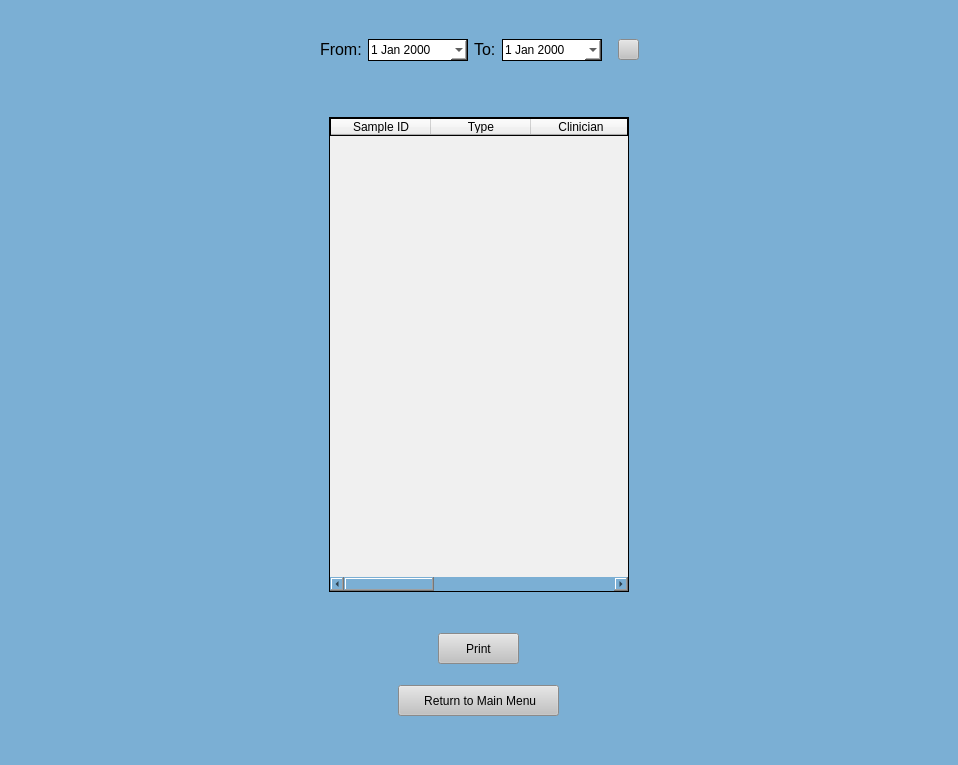
Above: UI Screens/COMBdb_QA_Report_Screen.ui from Kasmanian/COMBDb-oldgen before the change. Below: the same form after it.
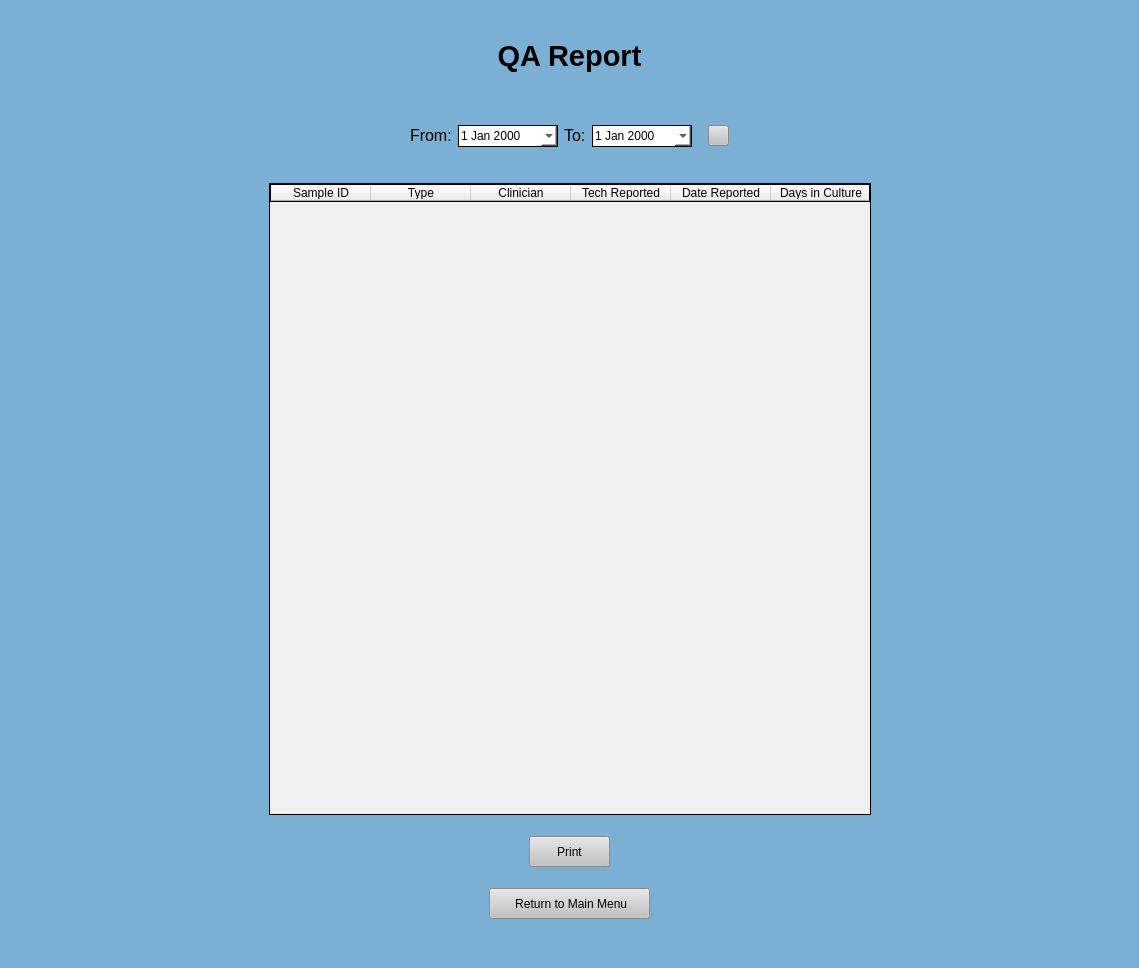
That is the form after the change.

Commit message: QA Report, Rejection Log Edits, Prefix Graph Edits

The edit to the form file:
```diff
--- a/UI Screens/COMBdb_QA_Report_Screen.ui
+++ b/UI Screens/COMBdb_QA_Report_Screen.ui
@@ -6,8 +6,8 @@
    <rect>
     <x>0</x>
     <y>0</y>
-    <width>958</width>
-    <height>765</height>
+    <width>1139</width>
+    <height>968</height>
    </rect>
   </property>
   <property name="windowTitle">
@@ -170,6 +170,60 @@
         </item>
        </layout>
       </item>
+      <item>
+       <widget class="QLabel" name="label_3">
+        <property name="text">
+         <string>&lt;html&gt;&lt;head/&gt;&lt;body&gt;&lt;p align=&quot;center&quot;&gt;&lt;span style=&quot; font-size:22pt; font-weight:600;&quot;&gt;QA Report&lt;/span&gt;&lt;/p&gt;&lt;/body&gt;&lt;/html&gt;</string>
+        </property>
+       </widget>
+      </item>
+      <item alignment="Qt::AlignHCenter|Qt::AlignVCenter">
+       <widget class="QLabel" name="errorMessage">
+        <property name="minimumSize">
+         <size>
+          <width>350</width>
+          <height>30</height>
+         </size>
+        </property>
+        <property name="maximumSize">
+         <size>
+          <width>16777215</width>
+          <height>30</height>
+         </size>
+        </property>
+        <property name="font">
+         <font>
+          <pointsize>12</pointsize>
+         </font>
+        </property>
+        <property name="styleSheet">
+         <string notr="true">font: 12pt &quot;MS Shell Dlg 2&quot;;
+color: red;</string>
+        </property>
+        <property name="text">
+         <string>&lt;html&gt;&lt;head/&gt;&lt;body&gt;&lt;p align=&quot;center&quot;&gt;&lt;br/&gt;&lt;/p&gt;&lt;/body&gt;&lt;/html&gt;</string>
+        </property>
+        <property name="alignment">
+         <set>Qt::AlignCenter</set>
+        </property>
+       </widget>
+      </item>
+      <item>
+       <spacer name="verticalSpacer_5">
+        <property name="orientation">
+         <enum>Qt::Vertical</enum>
+        </property>
+        <property name="sizeType">
+         <enum>QSizePolicy::Minimum</enum>
+        </property>
+        <property name="sizeHint" stdset="0">
+         <size>
+          <width>20</width>
+          <height>10</height>
+         </size>
+        </property>
+       </spacer>
+      </item>
       <item>
        <layout class="QHBoxLayout" name="horizontalLayout_3">
         <property name="leftMargin">
@@ -456,22 +510,25 @@
       <item>
        <layout class="QHBoxLayout" name="horizontalLayout_4">
         <property name="leftMargin">
-         <number>20</number>
+         <number>0</number>
         </property>
         <property name="topMargin">
-         <number>20</number>
+         <number>0</number>
         </property>
         <property name="rightMargin">
-         <number>20</number>
+         <number>0</number>
         </property>
         <property name="bottomMargin">
-         <number>20</number>
+         <number>0</number>
         </property>
         <item>
          <spacer name="horizontalSpacer_4">
           <property name="orientation">
            <enum>Qt::Horizontal</enum>
           </property>
+          <property name="sizeType">
+           <enum>QSizePolicy::Expanding</enum>
+          </property>
           <property name="sizeHint" stdset="0">
            <size>
             <width>40</width>
@@ -484,7 +541,7 @@
          <widget class="QTableWidget" name="qaReportTable">
           <property name="minimumSize">
            <size>
-            <width>0</width>
+            <width>602</width>
             <height>0</height>
            </size>
           </property>
@@ -505,6 +562,15 @@
           <property name="alternatingRowColors">
            <bool>true</bool>
           </property>
+          <property name="selectionMode">
+           <enum>QAbstractItemView::NoSelection</enum>
+          </property>
+          <property name="selectionBehavior">
+           <enum>QAbstractItemView::SelectItems</enum>
+          </property>
+          <property name="sortingEnabled">
+           <bool>true</bool>
+          </property>
           <column>
            <property name="text">
             <string>Sample ID</string>
@@ -542,6 +608,9 @@
           <property name="orientation">
            <enum>Qt::Horizontal</enum>
           </property>
+          <property name="sizeType">
+           <enum>QSizePolicy::Expanding</enum>
+          </property>
           <property name="sizeHint" stdset="0">
            <size>
             <width>40</width>
```
Left out of the diff: 31 changed lines with no effect on the pictures. The commit also changes 20 other files.
